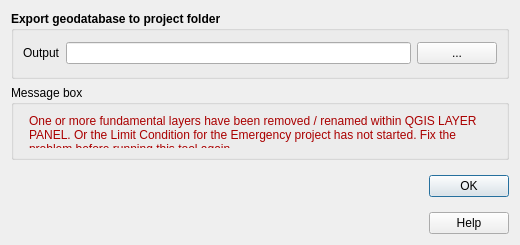
Old version of the form tb_esporta_shp.ui in the repository CNR-IGAG/cle-tools.
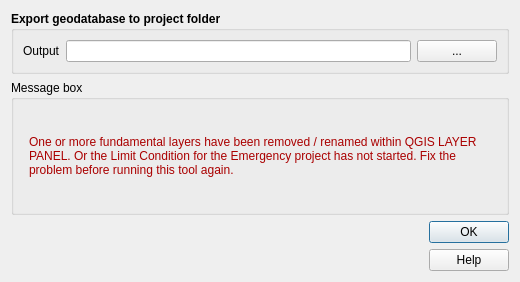
New version of the form. Icons and pictures are not drawn.

Diff of the .ui file:
```diff
--- a/tb_esporta_shp.ui
+++ b/tb_esporta_shp.ui
@@ -7,7 +7,7 @@
     <x>0</x>
     <y>0</y>
     <width>520</width>
-    <height>245</height>
+    <height>282</height>
    </rect>
   </property>
   <property name="sizePolicy">
@@ -112,12 +112,6 @@
        <height>0</height>
       </size>
      </property>
-     <property name="maximumSize">
-      <size>
-       <width>16777215</width>
-       <height>75</height>
-      </size>
-     </property>
      <property name="title">
       <string>Message box</string>
      </property>
```
